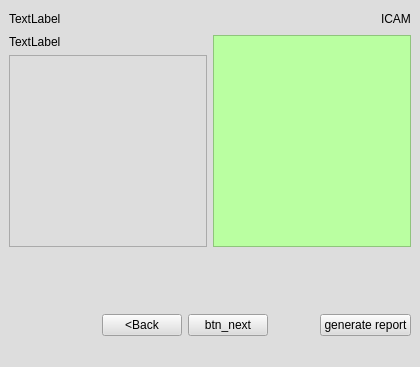
KillianLarcher/RadiationCAM, file .ui/Report/window_resum.ui: the form before one commit.
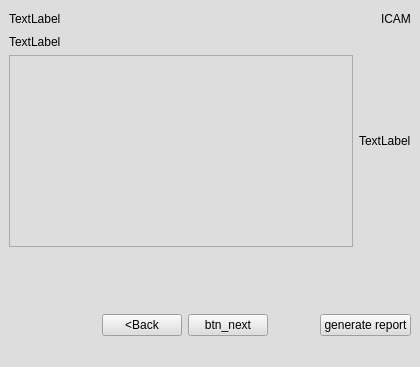
The form after the commit.

Commit message: adding pictures and label features

Diff of the .ui file:
```diff
--- a/.ui/Report/window_resum.ui
+++ b/.ui/Report/window_resum.ui
@@ -68,9 +68,9 @@
          </layout>
         </item>
         <item>
-         <widget class="QGraphicsView" name="graphicsView">
-          <property name="styleSheet">
-           <string notr="true">background-color: rgb(186, 255, 161);</string>
+         <widget class="QLabel" name="image">
+          <property name="text">
+           <string>TextLabel</string>
           </property>
          </widget>
         </item>
```
The commit also changes 8 other files.
